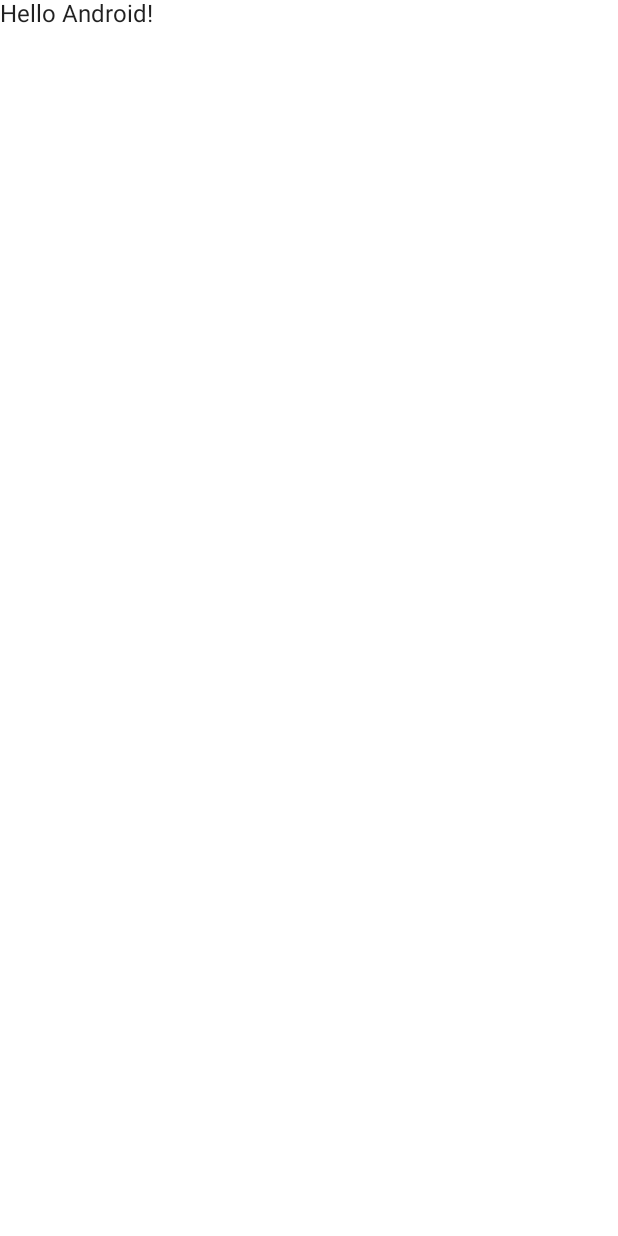
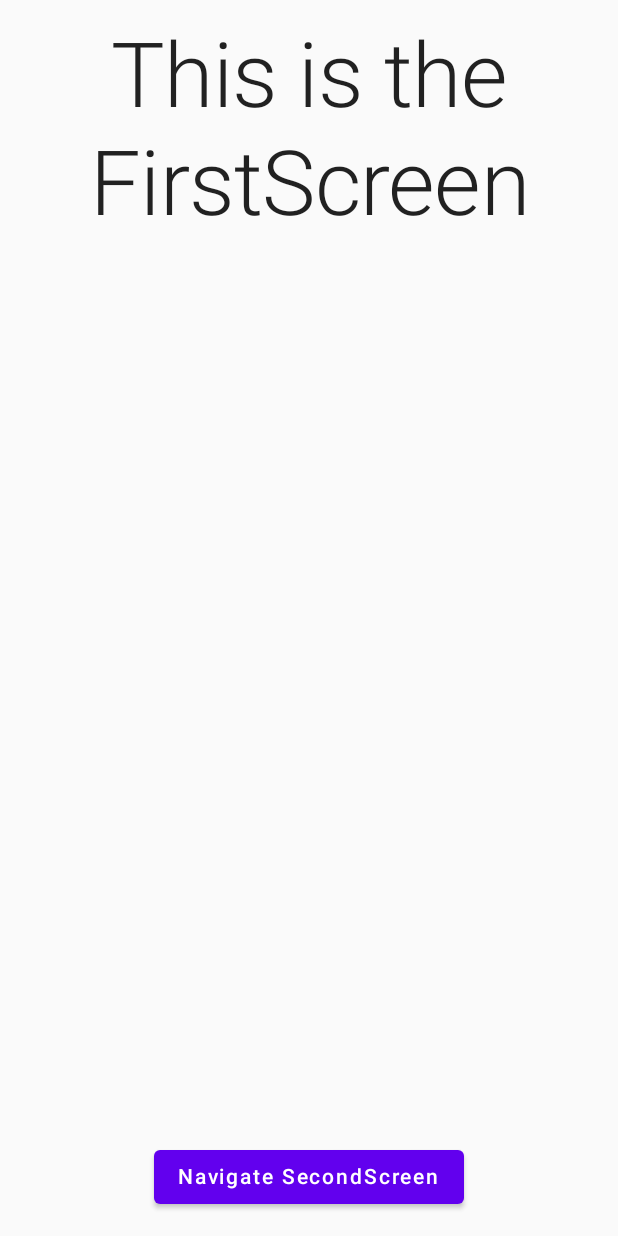
Before and after one commit to metehanbolatt/EndToEndTestCompose, an Android app built with Jetpack Compose: the screen it shows after launch (MainActivity), on a phone screen of 412 x 824 dp. Before the commit the screen is almost empty. Run offline under Robolectric (Android 15) with nearby library versions, the phone set to English and light mode, and no system bars.

Commit message:
* Sample app has been created.

```diff
--- a/app/build.gradle
+++ b/app/build.gradle
@@ -60,4 +60,7 @@ dependencies {
     androidTestImplementation "androidx.compose.ui:ui-test-junit4:$compose_ui_version"
     debugImplementation "androidx.compose.ui:ui-tooling:$compose_ui_version"
     debugImplementation "androidx.compose.ui:ui-test-manifest:$compose_ui_version"
+
+    // Navigation
+    implementation "androidx.navigation:navigation-compose:2.5.3"
 }
--- /dev/null
+++ b/app/src/main/java/com/metehanbolat/endtoendtestcompose/FirstScreen.kt
@@ -0,0 +1,41 @@
+package com.metehanbolat.endtoendtestcompose
+
+import androidx.compose.foundation.layout.*
+import androidx.compose.material.Button
+import androidx.compose.material.MaterialTheme
+import androidx.compose.material.Text
+import androidx.compose.runtime.Composable
+import androidx.compose.ui.Alignment
+import androidx.compose.ui.Modifier
+import androidx.compose.ui.res.stringResource
+import androidx.compose.ui.text.style.TextAlign
+import androidx.compose.ui.unit.dp
+
+@Composable
+fun FirstScreen(
+    onNavigateToNextScreen: () -> Unit
+) {
+    Column(
+        modifier = Modifier
+            .fillMaxSize()
+            .padding(15.dp),
+        verticalArrangement = Arrangement.SpaceBetween,
+        horizontalAlignment = Alignment.CenterHorizontally
+    ) {
+        Text(
+            text = stringResource(id = R.string.first_screen_description),
+            style = MaterialTheme.typography.h2,
+            modifier = Modifier.fillMaxWidth(),
+            textAlign = TextAlign.Center
+        )
+        Button(
+            onClick = {
+                onNavigateToNextScreen()
+            }
+        ) {
+            Text(
+                text = stringResource(id = R.string.navigate_to_second_screen)
+            )
+        }
+    }
+}
--- a/app/src/main/java/com/metehanbolat/endtoendtestcompose/MainActivity.kt
+++ b/app/src/main/java/com/metehanbolat/endtoendtestcompose/MainActivity.kt
@@ -3,13 +3,6 @@ package com.metehanbolat.endtoendtestcompose
 import android.os.Bundle
 import androidx.activity.ComponentActivity
 import androidx.activity.compose.setContent
-import androidx.compose.foundation.layout.fillMaxSize
-import androidx.compose.material.MaterialTheme
-import androidx.compose.material.Surface
-import androidx.compose.material.Text
-import androidx.compose.runtime.Composable
-import androidx.compose.ui.Modifier
-import androidx.compose.ui.tooling.preview.Preview
 import com.metehanbolat.endtoendtestcompose.ui.theme.EndToEndTestComposeTheme
 
 class MainActivity : ComponentActivity() {
@@ -17,27 +10,8 @@ class MainActivity : ComponentActivity() {
         super.onCreate(savedInstanceState)
         setContent {
             EndToEndTestComposeTheme {
-                // A surface container using the 'background' color from the theme
-                Surface(
-                    modifier = Modifier.fillMaxSize(),
-                    color = MaterialTheme.colors.background
-                ) {
-                    Greeting("Android")
-                }
+                Navigation()
             }
         }
     }
 }
-
-@Composable
-fun Greeting(name: String) {
-    Text(text = "Hello $name!")
-}
-
-@Preview(showBackground = true)
-@Composable
-fun DefaultPreview() {
-    EndToEndTestComposeTheme {
-        Greeting("Android")
-    }
-}
--- /dev/null
+++ b/app/src/main/java/com/metehanbolat/endtoendtestcompose/Navigation.kt
@@ -0,0 +1,43 @@
+package com.metehanbolat.endtoendtestcompose
+
+import androidx.compose.runtime.Composable
+import androidx.navigation.compose.NavHost
+import androidx.navigation.compose.composable
+import androidx.navigation.compose.rememberNavController
+
+@Composable
+fun Navigation() {
+    val navController = rememberNavController()
+
+    NavHost(
+        navController = navController,
+        startDestination = ScreenRoutes.FirstScreen.route
+    ) {
+        composable(ScreenRoutes.FirstScreen.route) {
+            FirstScreen(
+                onNavigateToNextScreen = {
+                    navController.navigate(ScreenRoutes.SecondScreen.route)
+                }
+            )
+        }
+
+        composable(ScreenRoutes.SecondScreen.route) {
+            SecondScreen(
+                onNavigateToNextScreen = {
+                    navController.navigate(ScreenRoutes.ThirdScreen.route)
+                }
+            )
+        }
+
+        composable(ScreenRoutes.ThirdScreen.route) {
+            ThirdScreen()
+        }
+    }
+
+}
+
+sealed class ScreenRoutes(val route: String) {
+    object FirstScreen : ScreenRoutes(route = "first_screen")
+    object SecondScreen : ScreenRoutes(route = "second_screen")
+    object ThirdScreen : ScreenRoutes(route = "third_screen")
+}
--- a/app/src/main/res/values/strings.xml
+++ b/app/src/main/res/values/strings.xml
@@ -1,3 +1,10 @@
 <resources>
     <string name="app_name">EndToEndTestCompose</string>
+    <string name="first_screen_description">This is the FirstScreen</string>
+    <string name="navigate_to_second_screen">Navigate SecondScreen</string>
+    <string name="second_screen_description">This is the SecondScreen</string>
+    <string name="navigate_to_third_screen">Navigate ThirdScreen</string>
+    <string name="third_screen_description">This is the ThirdScreen</string>
+    <string name="button_show_details">Show Details</string>
+    <string name="second_screen_detail_text">This is the description of the second screen.</string>
 </resources>
```
Also changed, not shown: app/src/main/java/com/metehanbolat/endtoendtestcompose/SecondScreen.kt (added, +54 -0 lines), app/src/main/java/com/metehanbolat/endtoendtestcompose/ThirdScreen.kt (added, +29 -0 lines).
